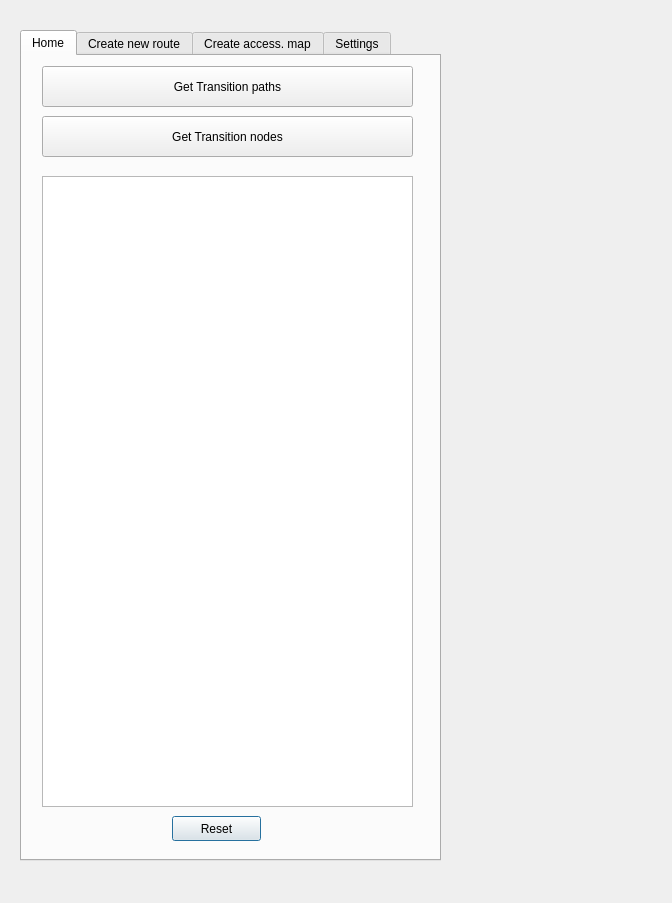
The window that transition_qgis_dockwidget_base.ui (chairemobilite/transition_qgis) describes before a commit, drawn with Qt 5.
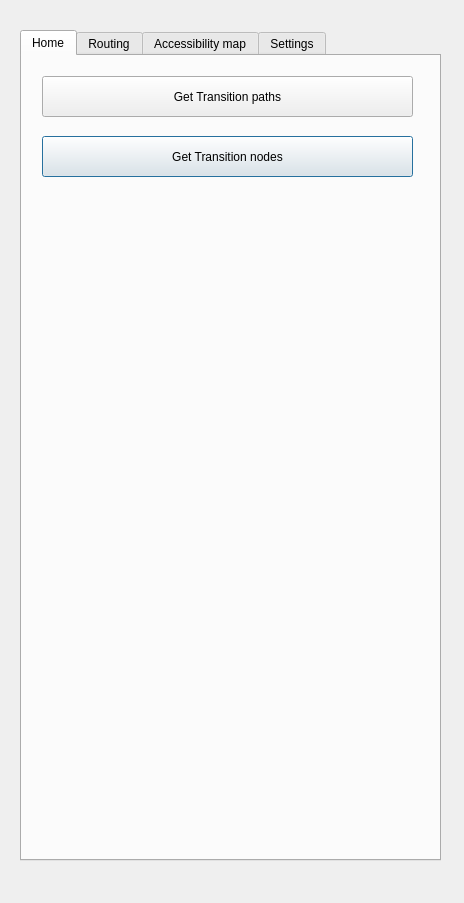
The same window after the commit. The open tabs and pages were chosen to show the change.

```diff
--- a/transition_qgis_dockwidget_base.ui
+++ b/transition_qgis_dockwidget_base.ui
@@ -6,7 +6,7 @@
    <rect>
     <x>0</x>
     <y>0</y>
-    <width>672</width>
+    <width>464</width>
     <height>903</height>
    </rect>
   </property>
@@ -29,34 +29,11 @@
     <attribute name="title">
      <string>Home</string>
     </attribute>
-    <widget class="QPlainTextEdit" name="plainTextEdit">
-     <property name="geometry">
-      <rect>
-       <x>20</x>
-       <y>120</y>
-       <width>371</width>
-       <height>631</height>
-      </rect>
-     </property>
-    </widget>
-    <widget class="QPushButton" name="resetButton">
-     <property name="geometry">
-      <rect>
-       <x>150</x>
-       <y>760</y>
-       <width>89</width>
-       <height>25</height>
-      </rect>
-     </property>
-     <property name="text">
-      <string>Reset</string>
-     </property>
-    </widget>
     <widget class="QPushButton" name="nodeButton">
      <property name="geometry">
       <rect>
        <x>20</x>
-       <y>60</y>
+       <y>80</y>
        <width>371</width>
        <height>41</height>
       </rect>
@@ -69,11 +46,19 @@
      <property name="geometry">
       <rect>
        <x>20</x>
-       <y>10</y>
+       <y>20</y>
        <width>371</width>
        <height>41</height>
       </rect>
      </property>
+     <property name="font">
+      <font>
+       <weight>50</weight>
+       <italic>false</italic>
+       <bold>false</bold>
+       <strikeout>false</strikeout>
+      </font>
+     </property>
      <property name="text">
       <string>Get Transition paths</string>
      </property>
@@ -81,7 +66,7 @@
    </widget>
    <widget class="QWidget" name="tab_2">
     <attribute name="title">
-     <string>Create new route</string>
+     <string>Routing</string>
     </attribute>
     <widget class="QPushButton" name="routeButton">
      <property name="geometry">
@@ -156,7 +141,7 @@
    </widget>
    <widget class="QWidget" name="tab_3">
     <attribute name="title">
-     <string>Create access. map</string>
+     <string>Accessibility map</string>
     </attribute>
     <widget class="QPushButton" name="accessibilityCaptureButton">
      <property name="geometry">
```
Left out of the diff: 64 changed lines with no effect on the pictures.
